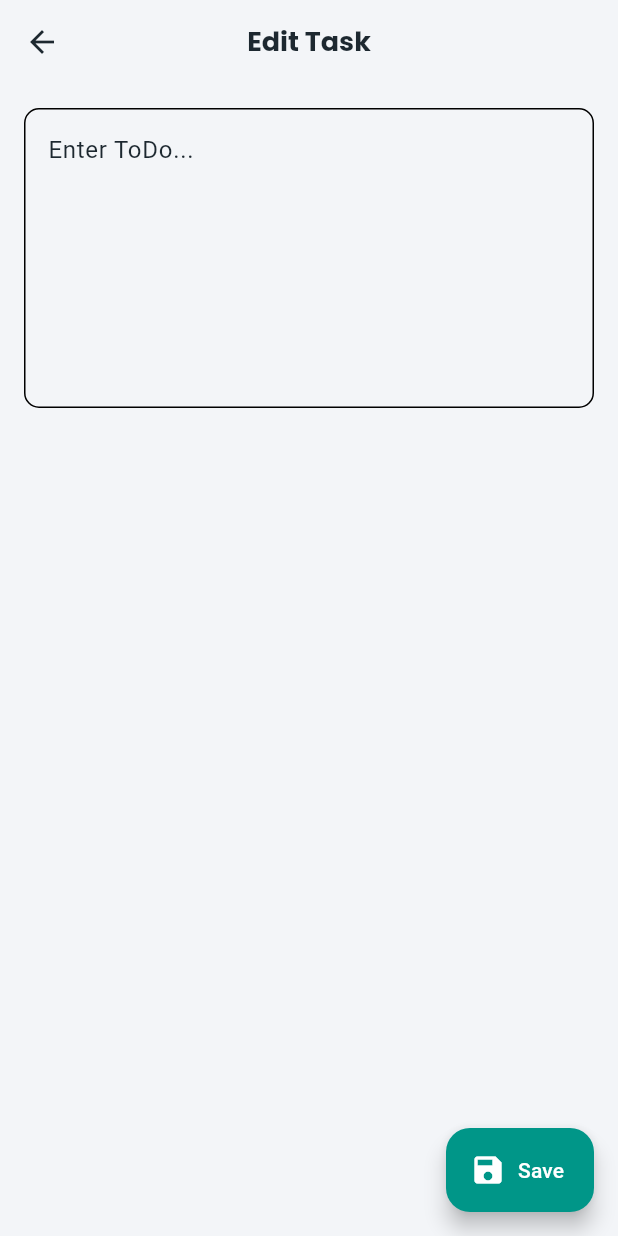
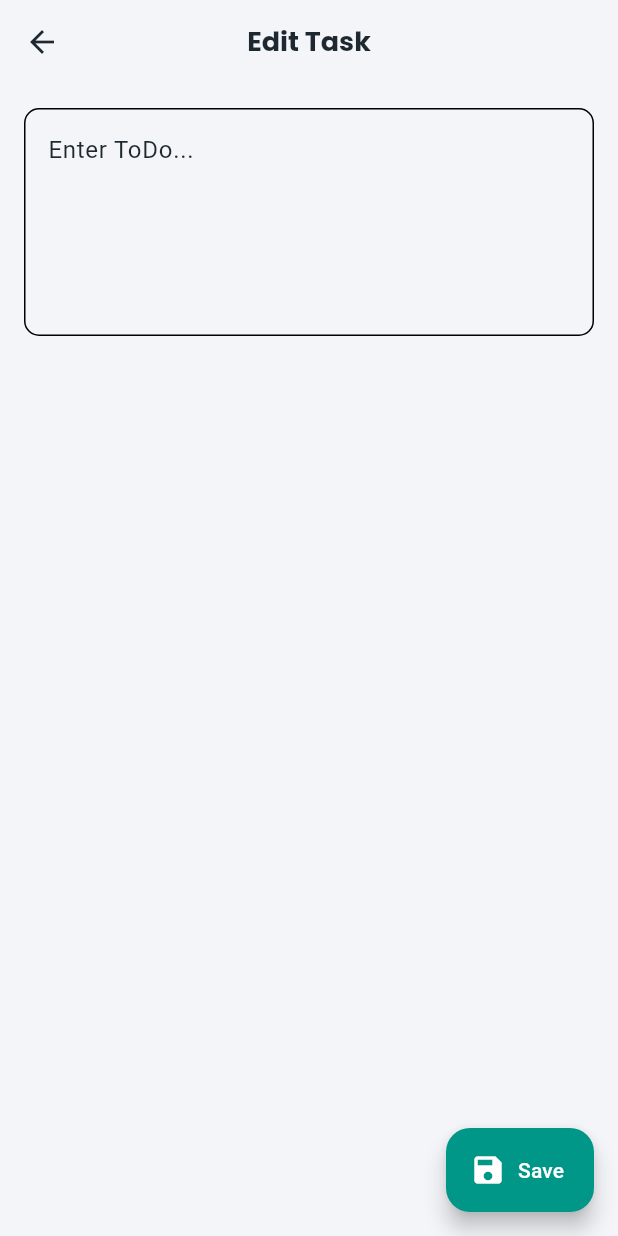
Before and after one commit to sphrsgh/todoapp, a Flutter app: the screen it shows after launch, after a tap on "New ToDo", on a phone screen of 412 x 824 dp. Run offline on Flutter 3.47's test engine with Material 3 defaults, Android fonts, the phone set to English and light mode, and no system bars; our stand-ins replace dio, flutter_expandable_fab, get, google_fonts.

Commit message:
some minimal updates

```diff
--- a/lib/core/constants/routings.dart
+++ b/lib/core/constants/routings.dart
@@ -20,9 +20,8 @@ class Routings {
         ),
         GetPage(
           name: task,
-          page: () => const TaskScreen(),
+          page: () => TaskScreen(),
           binding: TaskBinding(),
         ),
       ];
-
 }
--- /dev/null
+++ b/lib/features/home/data/enum/enum.dart
@@ -0,0 +1 @@
+enum TasksFilter { all, completed, inCompleted }
--- a/lib/features/home/domain/repository/home_repo.dart
+++ b/lib/features/home/domain/repository/home_repo.dart
@@ -1,4 +1,6 @@
 import 'package:dio/dio.dart';
+import 'package:todoapp/features/home/data/enum/enum.dart';
+import 'package:todoapp/features/task/domain/entity/task_entity.dart';
 
 abstract class HomeRepo {
   Future<List<Map<String, dynamic>>> getAllTasks();
@@ -6,4 +8,6 @@ abstract class HomeRepo {
   Future<Response<dynamic>> updateTask(int id, bool completed);
 
   Future<Response<dynamic>> deleteTask(int id);
+
+  List<TaskEntity> setTasksFilter(List<TaskEntity> tasks, TasksFilter filter);
 }
--- a/lib/features/home/domain/usecases/home_usecases.dart
+++ b/lib/features/home/domain/usecases/home_usecases.dart
@@ -1,6 +1,8 @@
 import 'package:dio/dio.dart';
 import 'package:todoapp/core/remote/api_service.dart';
+import 'package:todoapp/features/home/data/enum/enum.dart';
 import 'package:todoapp/features/home/domain/repository/home_repo.dart';
+import 'package:todoapp/features/task/domain/entity/task_entity.dart';
 
 class HomeRepoImp extends HomeRepo {
   late ApiService apiService;
@@ -23,4 +25,18 @@ class HomeRepoImp extends HomeRepo {
   Future<Response<dynamic>> deleteTask(int id) {
     return apiService.deleteTask(id);
   }
+
+  @override
+  List<TaskEntity> setTasksFilter(List<TaskEntity> tasks, TasksFilter filter) {
+    switch (filter) {
+      case TasksFilter.all:
+        return tasks;
+      case TasksFilter.completed:
+        return tasks.where((task) => task.isCompleted).toList();
+      case TasksFilter.inCompleted:
+        return tasks.where((task) => !task.isCompleted).toList();
+    }
+  }
+
+
 }
--- a/lib/features/home/presentation/home_screen.dart
+++ b/lib/features/home/presentation/home_screen.dart
@@ -1,20 +1,18 @@
-import 'package:flutter/cupertino.dart';
 import 'package:flutter/material.dart';
 import 'package:flutter_expandable_fab/flutter_expandable_fab.dart';
-import 'package:todoapp/features/task/domain/entity/task_entity.dart';
+import 'package:get/get.dart';
+import 'package:todoapp/features/home/presentation/controller/home_controller.dart';
+import 'package:todoapp/features/home/presentation/widgets/my_expandable_fab.dart';
 import 'package:todoapp/features/task/presentation/task_screen.dart';
 import 'package:todoapp/features/home/presentation/widgets/task_list_widget.dart';
 
-class HomeScreen extends StatelessWidget {
+class HomeScreen extends GetView<HomeController> {
   HomeScreen({super.key});
 
   final ValueNotifier<String> seachKeywordNotifier = ValueNotifier('');
 
   @override
   Widget build(BuildContext context) {
-    final GlobalKey<ExpandableFabState> expandableFabKey =
-        GlobalKey<ExpandableFabState>();
-
     return GestureDetector(
       onTap: () => FocusManager.instance.primaryFocus?.unfocus(),
       child: Scaffold(
@@ -50,10 +48,8 @@ class HomeScreen extends StatelessWidget {
               bottom: 15.0,
               child: FloatingActionButton.extended(
                 heroTag: 'newToDoHeroTag',
-                onPressed: () => Navigator.push(
-                    context,
-                    MaterialPageRoute(
-                        builder: (context) => const TaskScreen())),
+                onPressed: () => Navigator.push(context,
+                    MaterialPageRoute(builder: (context) => TaskScreen())),
                 label: const Text('New ToDo'),
                 icon: const Icon(Icons.add),
               ),
@@ -61,53 +57,7 @@ class HomeScreen extends StatelessWidget {
           ],
         ),
         floatingActionButtonLocation: ExpandableFab.location,
-        floatingActionButton: ExpandableFab(
-          key: expandableFabKey,
-          type: ExpandableFabType.up,
-          pos: ExpandableFabPos.left,
-          openButtonBuilder: RotateFloatingActionButtonBuilder(
-            child: const Icon(Icons.filter_list_alt),
-            fabSize: ExpandableFabSize.regular,
-          ),
-          closeButtonBuilder: FloatingActionButtonBuilder(
-            builder: (context, onPressed, progress) {
-              return FloatingActionButton(
-                onPressed: () {
-                  final state = expandableFabKey.currentState;
-                  if (state != null) {
-                    state.toggle();
-                  }
-                },
-                child: const Text('All'),
-              );
-            },
-            size: 56.0,
-          ),
-          children: [
-            FloatingActionButton.extended(
-              heroTag: null,
-              icon: const Icon(Icons.done),
-              label: const Text('Completed'),
-              onPressed: () {
-                final state = expandableFabKey.currentState;
-                if (state != null) {
-                  state.toggle();
-                }
-              },
-            ),
-            FloatingActionButton.extended(
-              heroTag: null,
-              icon: const Icon(Icons.close),
-              label: const Text('Incompleted'),
-              onPressed: () {
-                final state = expandableFabKey.currentState;
-                if (state != null) {
-                  state.toggle();
-                }
-              },
-            ),
-          ],
-        ),
+        floatingActionButton: const MyExpandableFAB(),
       ),
     );
   }
--- /dev/null
+++ b/lib/features/home/presentation/widgets/my_expandable_fab.dart
@@ -0,0 +1,60 @@
+import 'package:flutter/material.dart';
+import 'package:flutter_expandable_fab/flutter_expandable_fab.dart';
+
+class MyExpandableFAB extends StatelessWidget {
+  const MyExpandableFAB({super.key});
+
+  @override
+  Widget build(BuildContext context) {
+    final GlobalKey<ExpandableFabState> expandableFabKey =
+        GlobalKey<ExpandableFabState>();
+
+    return ExpandableFab(
+      key: expandableFabKey,
+      type: ExpandableFabType.up,
+      pos: ExpandableFabPos.left,
+      openButtonBuilder: RotateFloatingActionButtonBuilder(
+        child: const Icon(Icons.filter_list_alt),
+        fabSize: ExpandableFabSize.regular,
+      ),
+      closeButtonBuilder: FloatingActionButtonBuilder(
+        builder: (context, onPressed, progress) {
+          return FloatingActionButton(
+            onPressed: () {
+              final state = expandableFabKey.currentState;
+              if (state != null) {
+                state.toggle();
+              }
+            },
+            child: const Text('All'),
+          );
+        },
+        size: 56.0,
+      ),
+      children: [
+        FloatingActionButton.extended(
+          heroTag: null,
+          icon: const Icon(Icons.done),
+          label: const Text('Completed'),
+          onPressed: () {
+            final state = expandableFabKey.currentState;
+            if (state != null) {
+              state.toggle();
+            }
+          },
+        ),
+        FloatingActionButton.extended(
+          heroTag: null,
+          icon: const Icon(Icons.close),
+          label: const Text('Incompleted'),
+          onPressed: () {
+            final state = expandableFabKey.currentState;
+            if (state != null) {
+              state.toggle();
+            }
+          },
+        ),
+      ],
+    );
+  }
+}
--- a/lib/features/task/presentation/task_screen.dart
+++ b/lib/features/task/presentation/task_screen.dart
@@ -1,19 +1,17 @@
 import 'package:flutter/material.dart';
+import 'package:get/get.dart';
 import 'package:todoapp/features/task/domain/entity/task_entity.dart';
+import 'package:todoapp/features/task/presentation/controller/task_controller.dart';
 
-class TaskScreen extends StatefulWidget {
-  const TaskScreen({super.key});
+class TaskScreen extends GetView<TaskController> {
+  TaskScreen({super.key});
 
-  @override
-  State<TaskScreen> createState() => _TaskScreenState();
-}
-
-class _TaskScreenState extends State<TaskScreen> {
   final TaskEntity toDo = TaskEntity(
     name: '',
     isCompleted: false,
   );
-  late final TextEditingController _controller = TextEditingController();
+
+  final TextEditingController _controller = TextEditingController();
 
   @override
   Widget build(BuildContext context) {
@@ -36,8 +34,8 @@ class _TaskScreenState extends State<TaskScreen> {
             children: [
               TextField(
                 controller: _controller,
-                minLines: 7,
-                maxLines: 7,
+                minLines: 5,
+                maxLines: 5,
                 decoration: InputDecoration(
                   label: Text(
                     'Enter ToDo...',
--- a/lib/main.dart
+++ b/lib/main.dart
@@ -1,5 +1,4 @@
 import 'package:flutter/material.dart';
-import 'package:flutter/services.dart';
 import 'package:get/get.dart';
 import 'package:google_fonts/google_fonts.dart';
 import 'package:todoapp/core/constants/routings.dart';
@@ -8,14 +7,7 @@ import 'package:todoapp/features/home/presentation/home_screen.dart';
 const taskBoxName = 'tasks';
 
 void main() async {
-  SystemChrome.setSystemUIOverlayStyle(
-    const SystemUiOverlayStyle(
-      systemNavigationBarColor: Color(0xFFF3F5F8),
-    ),
-  );
-  runApp(
-    const MyApp(),
-  );
+  runApp(const MyApp());
 }
 
 const Color primaryColor = Colors.cyan;
@@ -57,6 +49,15 @@ class MyApp extends StatelessWidget {
               color: Colors.black,
             ),
           ),
+          focusedBorder: OutlineInputBorder(
+            borderRadius: BorderRadius.all(
+              Radius.circular(10.0),
+            ),
+            borderSide: BorderSide(
+              width: 1.0,
+              color: primaryContainerColor,
+            ),
+          ),
         ),
         colorScheme: const ColorScheme.light(
           primary: primaryColor,
@@ -83,7 +84,24 @@ class MyApp extends StatelessWidget {
           floatingLabelBehavior: FloatingLabelBehavior.never,
           iconColor: secondaryTextColor,
           prefixIconColor: secondaryTextColor,
-          border: InputBorder.none,
+          border: OutlineInputBorder(
+            borderRadius: BorderRadius.all(
+              Radius.circular(10.0),
+            ),
+            borderSide: BorderSide(
+              width: 1.0,
+              color: Colors.white,
+            ),
+          ),
+          focusedBorder: OutlineInputBorder(
+            borderRadius: BorderRadius.all(
+              Radius.circular(10.0),
+            ),
+            borderSide: BorderSide(
+              width: 1.0,
+              color: primaryContainerColor,
+            ),
+          ),
         ),
         colorScheme: const ColorScheme.light(
           primary: primaryColor,
```
